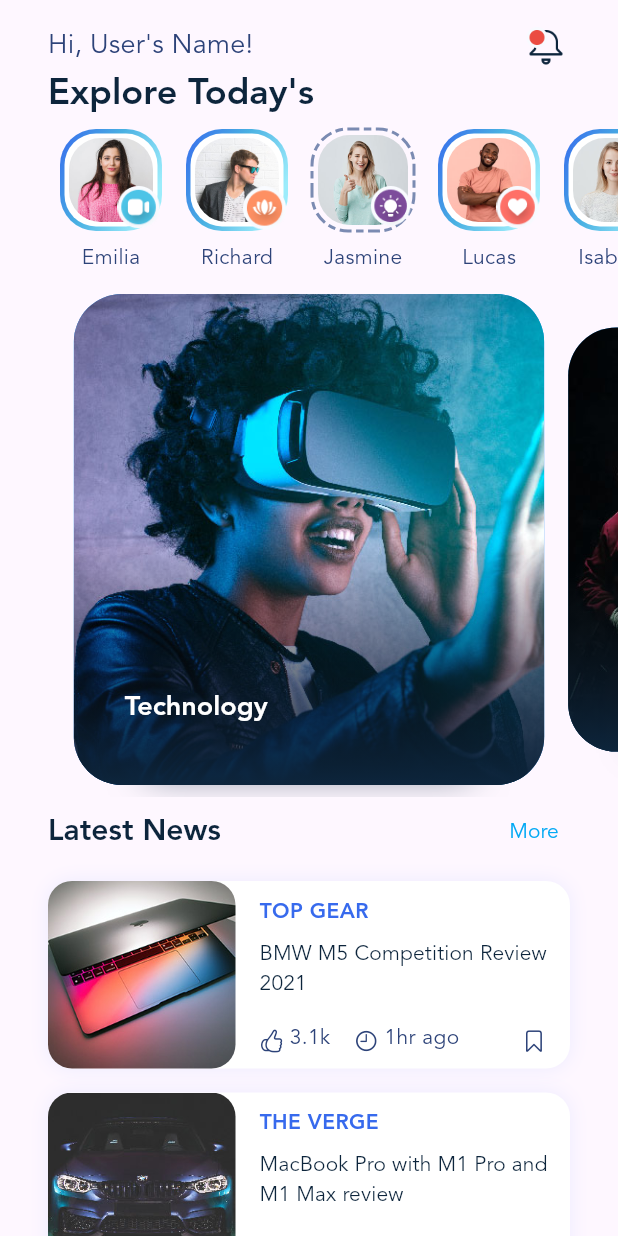
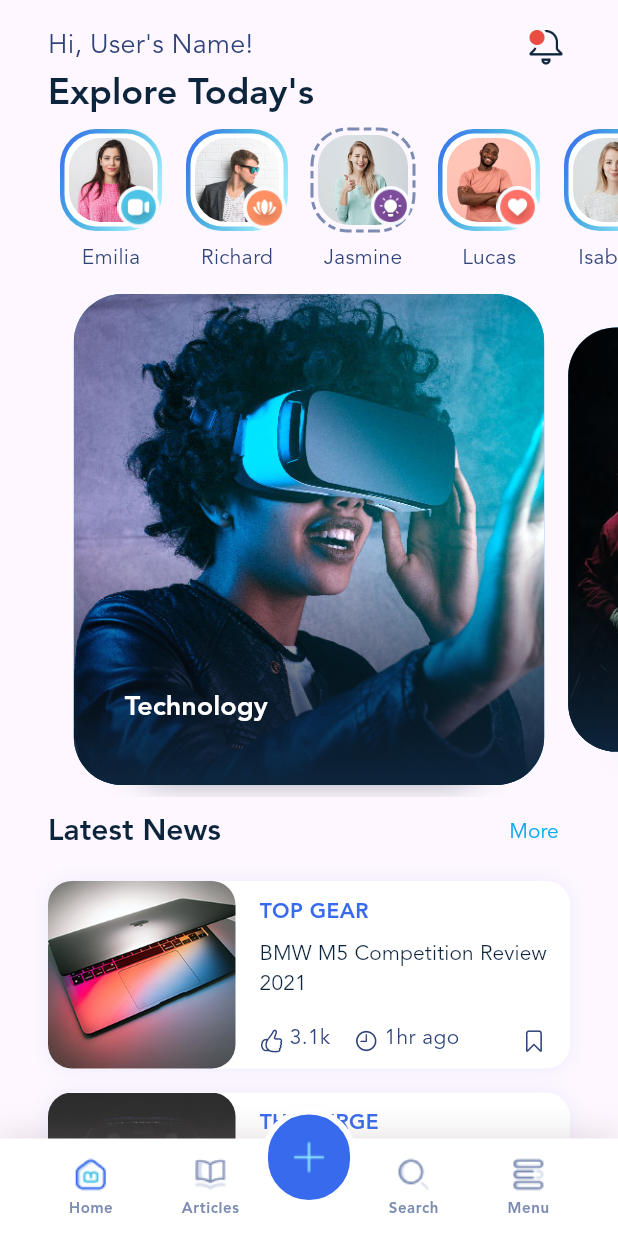
Before and after one commit to amir9877h/blog, a Flutter app: the screen it shows after launch, on a phone screen of 412 x 824 dp. Run offline on Flutter 3.47's test engine with Material 3 defaults, Android fonts, the phone set to English and light mode, and no system bars; drawn by our look-alikes of carousel_slider, dotted_border.

Commit message:
BottomNavigation

```diff
--- a/lib/main.dart
+++ b/lib/main.dart
@@ -3,9 +3,16 @@ import 'package:dotted_border/dotted_border.dart';
 import 'package:carousel_slider/carousel_slider.dart';
 import 'package:flutter/cupertino.dart';
 import 'package:flutter/material.dart';
+import 'package:flutter/services.dart';
 import 'package:flutter/widgets.dart';
 
 void main() {
+  SystemChrome.setSystemUIOverlayStyle(const SystemUiOverlayStyle(
+    statusBarColor: Colors.white,
+    statusBarIconBrightness: Brightness.dark,
+    systemNavigationBarColor: Colors.white,
+    systemNavigationBarIconBrightness: Brightness.dark,
+  ));
   runApp(const MyApp());
 }
 
@@ -82,6 +89,11 @@ class MyApp extends StatelessWidget {
                   fontWeight: FontWeight.bold,
                   fontSize: 18,
                   color: primaryTextColor),
+              bodySmall: TextStyle(
+                  fontFamily: defaultFontFamily,
+                  fontWeight: FontWeight.w700,
+                  color: Color(0xff7B8BB2),
+                  fontSize: 10),
               bodyMedium: TextStyle(
                 fontFamily: defaultFontFamily,
                 color: secondryTextColor,
@@ -90,7 +102,10 @@ class MyApp extends StatelessWidget {
           // colorScheme: ColorScheme.fromSeed(seedColor: Colors.deepPurple),
           // useMaterial3: true,
           ),
-      home: const HomeScreen(),
+      home: Stack(children: [
+        Positioned.fill(child: const HomeScreen()),
+        Positioned(bottom: 0, right: 0, left: 0, child: _BottomNavigation()),
+      ]),
       // home: const MyHomePage(title: 'Flutter Demo Home Page'),
     );
   }
@@ -494,3 +509,82 @@ class _Post extends StatelessWidget {
     );
   }
 }
+
+class _BottomNavigation extends StatelessWidget {
+  @override
+  Widget build(BuildContext context) {
+    return Container(
+      height: 85,
+      child: Stack(
+        children: [
+          Positioned(
+            right: 0,
+            left: 0,
+            bottom: 0,
+            child: Container(
+              height: 65,
+              decoration: BoxDecoration(color: Colors.white, boxShadow: [
+                BoxShadow(
+                    blurRadius: 20, color: Color(0x9B8487).withOpacity(0.3))
+              ]),
+              child: const Row(
+                mainAxisAlignment: MainAxisAlignment.spaceEvenly,
+                children: [
+                  _BottomNavigationItem(iconFileName: 'Home.png', activeIconFileName: 'Home.png', title: 'Home'),
+                  _BottomNavigationItem(iconFileName: 'Articles.png', activeIconFileName: 'Articles.png', title: 'Articles'),
+                  SizedBox(width: 8,),
+                  _BottomNavigationItem(iconFileName: 'Search.png', activeIconFileName: 'Search.png', title: 'Search'),
+                  _BottomNavigationItem(iconFileName: 'Menu.png', activeIconFileName: 'Menu.png', title: 'Menu'),
+                ],
+              ),
+            ),
+          ),
+          Center(
+            child: Container(
+              width: 65,
+              height: 85,
+              alignment: Alignment.topCenter,
+              child: Container(
+                  height: 65,
+                  decoration: BoxDecoration(
+                    color: Color(0xff376AED),
+                    borderRadius: BorderRadius.circular(32.5),
+                    border: Border.all(color: Colors.white, width: 4)
+                  ),
+                  child: Image.asset('assets/img/icons/plus.png')),
+            ),
+          )
+        ],
+      ),
+    );
+  }
+}
+
+class _BottomNavigationItem extends StatelessWidget {
+  final String iconFileName;
+  final String activeIconFileName;
+  final String title;
+
+  const _BottomNavigationItem(
+      {super.key,
+      required this.iconFileName,
+      required this.activeIconFileName,
+      required this.title});
+
+  @override
+  Widget build(BuildContext context) {
+    return Column(
+      mainAxisAlignment: MainAxisAlignment.center,
+      children: [
+        Image.asset('assets/img/icons/$iconFileName'),
+        SizedBox(
+          height: 4,
+        ),
+        Text(
+          title,
+          style: Theme.of(context).textTheme.bodySmall,
+        ),
+      ],
+    );
+  }
+}
```
